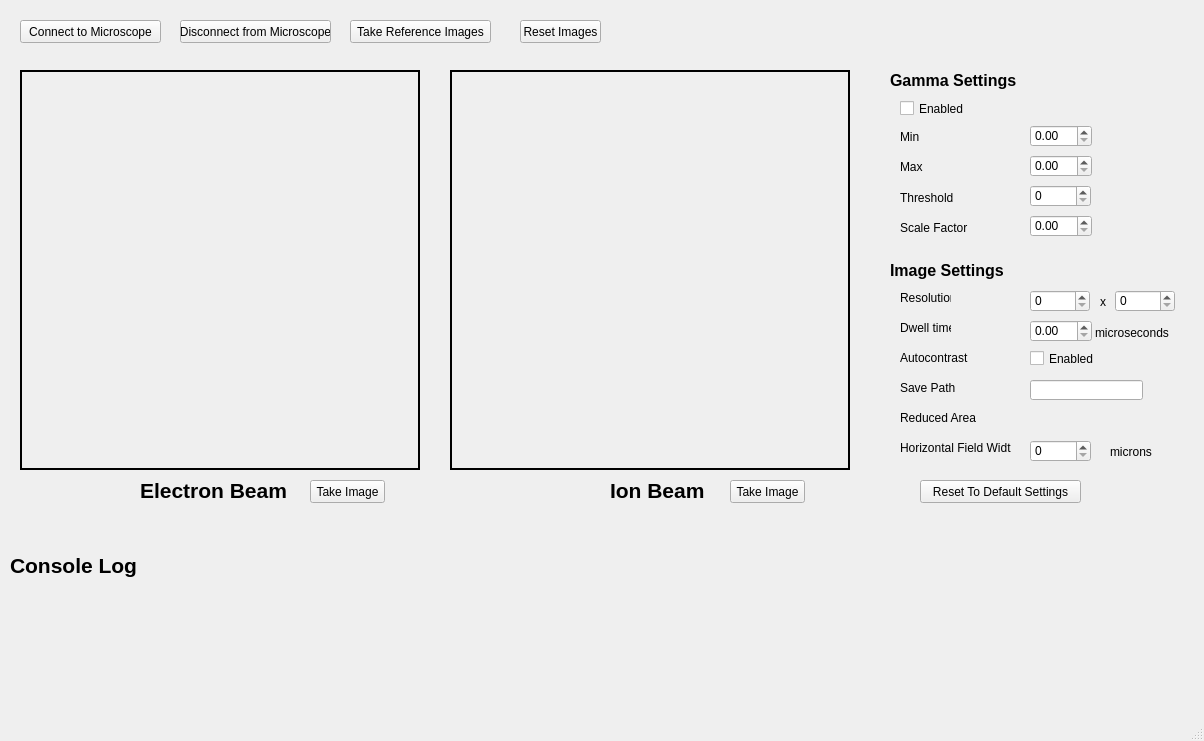
First picture: the form in fibsem/ui/qtdesigner_files/connect.ui, repository DeMarcoLab/fibsem, before the edit.
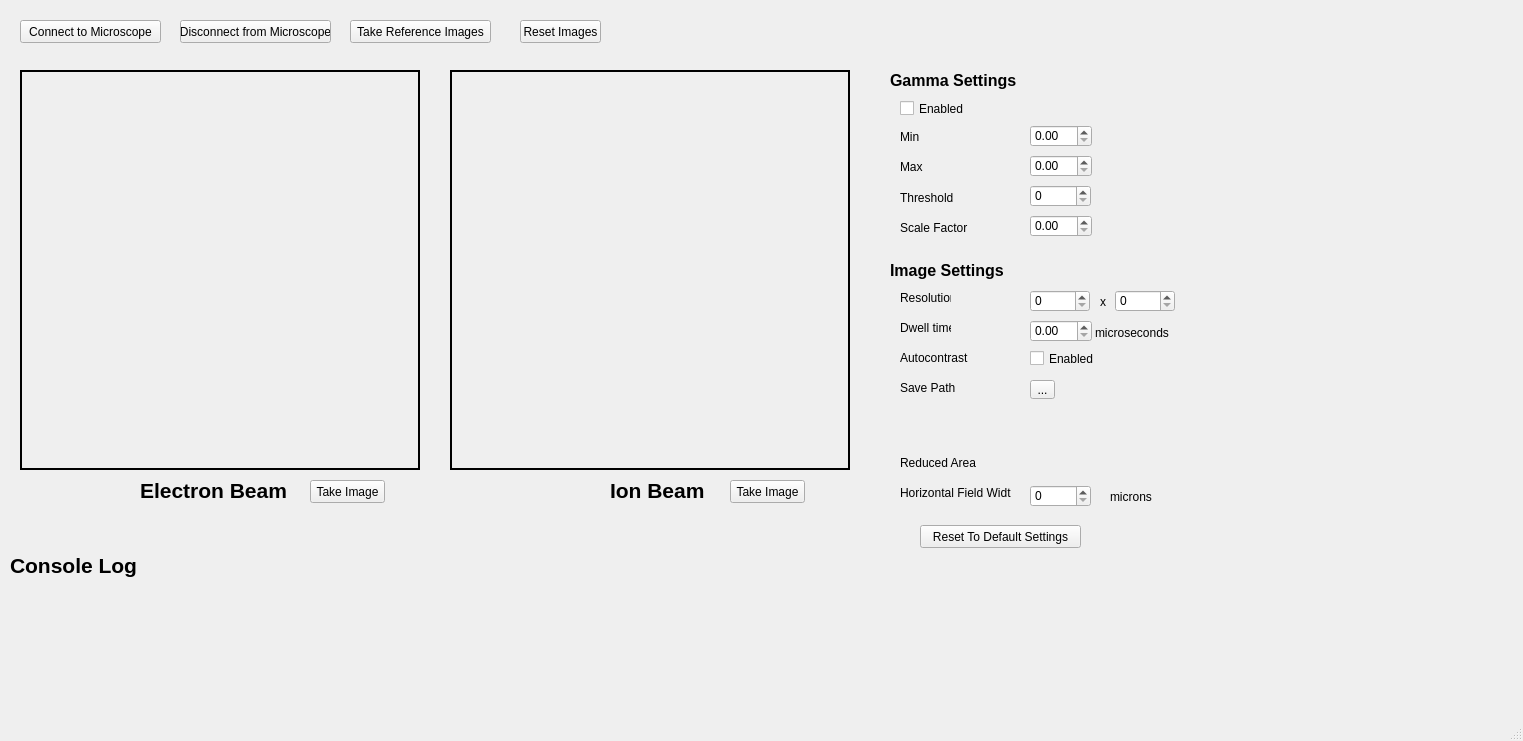
Second picture: the form after the edit.

```diff
--- a/fibsem/ui/qtdesigner_files/connect.ui
+++ b/fibsem/ui/qtdesigner_files/connect.ui
@@ -6,7 +6,7 @@
    <rect>
     <x>0</x>
     <y>0</y>
-    <width>1204</width>
+    <width>1523</width>
     <height>741</height>
    </rect>
   </property>
@@ -358,7 +358,7 @@
     <property name="geometry">
      <rect>
       <x>900</x>
-      <y>410</y>
+      <y>455</y>
       <width>81</width>
       <height>16</height>
      </rect>
@@ -501,21 +501,11 @@
      <string>Enabled</string>
     </property>
    </widget>
-   <widget class="QLineEdit" name="save_path_edit">
-    <property name="geometry">
-     <rect>
-      <x>1030</x>
-      <y>380</y>
-      <width>113</width>
-      <height>20</height>
-     </rect>
-    </property>
-   </widget>
    <widget class="QPushButton" name="reset_image_settings">
     <property name="geometry">
      <rect>
       <x>920</x>
-      <y>480</y>
+      <y>525</y>
       <width>161</width>
       <height>23</height>
      </rect>
@@ -541,7 +531,7 @@
     <property name="geometry">
      <rect>
       <x>900</x>
-      <y>440</y>
+      <y>485</y>
       <width>111</width>
       <height>16</height>
      </rect>
@@ -554,7 +544,7 @@
     <property name="geometry">
      <rect>
       <x>1030</x>
-      <y>440</y>
+      <y>485</y>
       <width>61</width>
       <height>22</height>
      </rect>
@@ -567,7 +557,7 @@
     <property name="geometry">
      <rect>
       <x>1110</x>
-      <y>445</y>
+      <y>490</y>
       <width>47</width>
       <height>13</height>
      </rect>
@@ -586,6 +576,32 @@
      </rect>
     </property>
    </widget>
+   <widget class="QToolButton" name="open_filepath">
+    <property name="geometry">
+     <rect>
+      <x>1030</x>
+      <y>380</y>
+      <width>25</width>
+      <height>19</height>
+     </rect>
+    </property>
+    <property name="text">
+     <string>...</string>
+    </property>
+   </widget>
+   <widget class="QLabel" name="savepath_text">
+    <property name="geometry">
+     <rect>
+      <x>1070</x>
+      <y>380</y>
+      <width>241</width>
+      <height>16</height>
+     </rect>
+    </property>
+    <property name="text">
+     <string/>
+    </property>
+   </widget>
   </widget>
   <widget class="QMenuBar" name="menubar">
    <property name="geometry">
```
Left out of the diff: 2 changed lines with no effect on the pictures.
